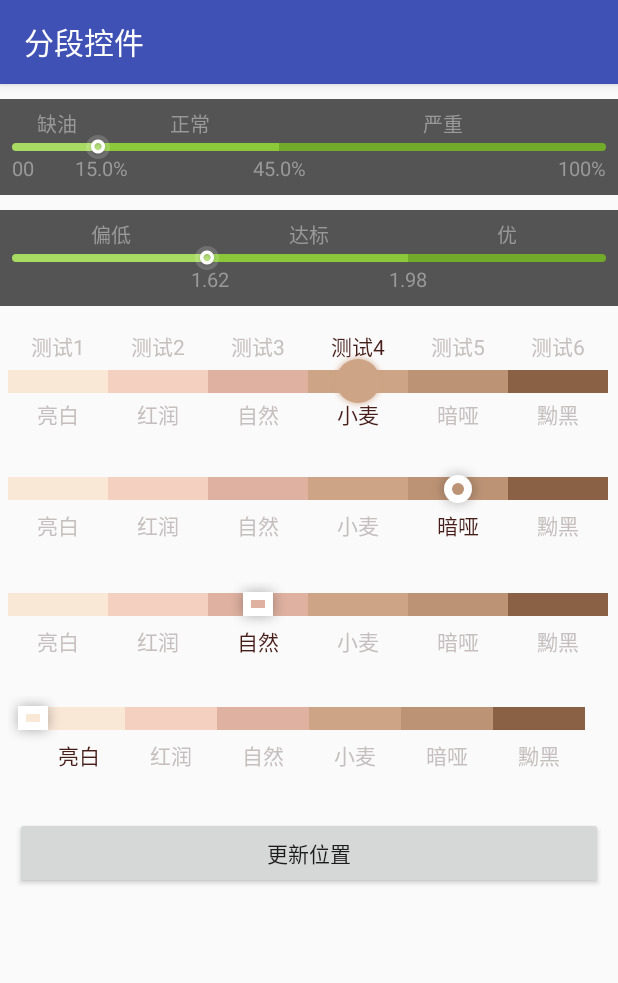
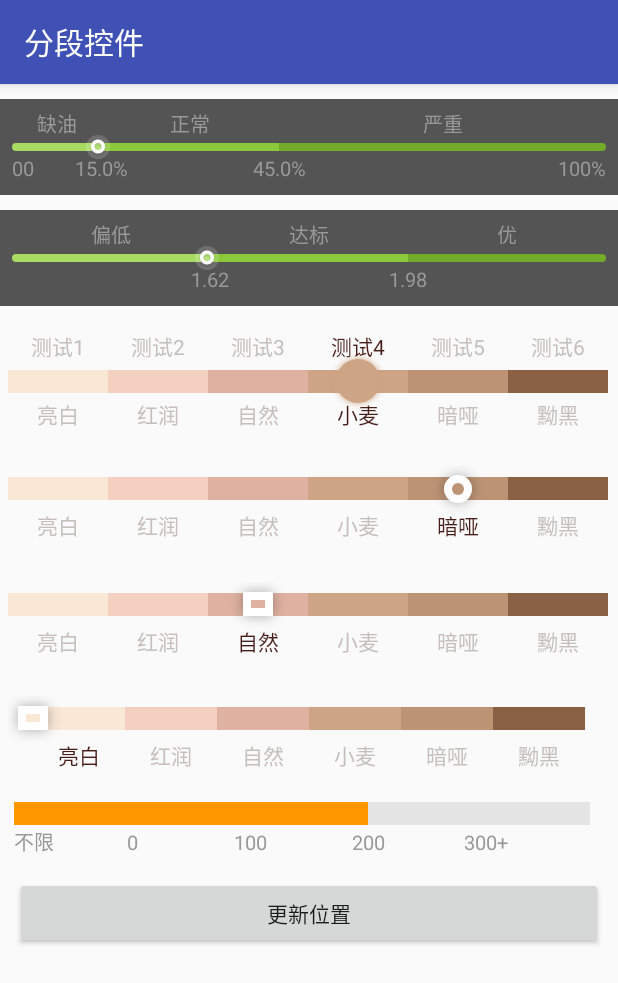
Before and after one commit to zhou-you/EasySegmentedBarView, an Android app: the TestActivity screen opened directly, with no data from a screen before it, on a phone screen of 412 x 824 dp. Shown: the top 983 px of the screen. Run offline under Robolectric (Android 15) with nearby library versions, the phone set to English and light mode, and no system bars.

Commit message:
增加样式

```diff
--- a/app/src/main/java/com/zhouyou/view/segmentedbar/demo/TestActivity.java
+++ b/app/src/main/java/com/zhouyou/view/segmentedbar/demo/TestActivity.java
@@ -28,7 +28,8 @@ import java.util.ArrayList;
 import java.util.Random;
 
 public class TestActivity extends AppCompatActivity {
-    private SegmentedBarView barView1,barView2,barView3,barView4,barView5,barView6;
+    private SegmentedBarView barView1, barView2, barView3, barView4, barView5, barView6;
+
     @Override
     protected void onCreate(Bundle savedInstanceState) {
         super.onCreate(savedInstanceState);
@@ -39,12 +40,13 @@ public class TestActivity extends AppCompatActivity {
         createBarViewTest4();
         createBarViewTest5();
         createBarViewTest6();
+        createBarViewTest7();
     }
 
     //设置滑块类型
     private void createBarViewTest() {
         barView1 = (SegmentedBarView) findViewById(R.id.slider_type_bar_view_thumb);
-        int colors[] = new int[]{Color.parseColor("#a8db62"), Color.parseColor("#8bc93a"),Color.parseColor("#72ab2a")};
+        int colors[] = new int[]{Color.parseColor("#a8db62"), Color.parseColor("#8bc93a"), Color.parseColor("#72ab2a")};
         ArrayList<Segment> segments = new ArrayList<>();
         Segment segment1 = new Segment(0.0f, 15.0f, "", colors[0]).setDescriptionText("00").setTopDescriptionText("缺油");
         segments.add(segment1);
@@ -61,7 +63,7 @@ public class TestActivity extends AppCompatActivity {
     //设置滑块类型
     private void createBarViewTest2() {
         barView2 = (SegmentedBarView) findViewById(R.id.slider_type_bar_view_thumb2);
-        int colors[] = new int[]{Color.parseColor("#a8db62"), Color.parseColor("#8bc93a"),Color.parseColor("#72ab2a")};
+        int colors[] = new int[]{Color.parseColor("#a8db62"), Color.parseColor("#8bc93a"), Color.parseColor("#72ab2a")};
         ArrayList<Segment> segments = new ArrayList<>();
         Segment segment1 = new Segment(0.0f, 1.62f, "", colors[0]).setDescriptionText("").setTopDescriptionText("偏低");
         segments.add(segment1);
@@ -78,8 +80,8 @@ public class TestActivity extends AppCompatActivity {
     //设置滑块类型 --非数字分段
     private void createBarViewTest3() {
         barView3 = (SegmentedBarView) findViewById(R.id.slider_type_bar_view_thumb3);
-        int colors[] = new int[]{Color.parseColor("#fae8d7"), Color.parseColor("#f3d0c0"),Color.parseColor("#deb1a0")
-                ,Color.parseColor("#cda485"),Color.parseColor("#bc9375"),Color.parseColor("#8a6145")};
+        int colors[] = new int[]{Color.parseColor("#fae8d7"), Color.parseColor("#f3d0c0"), Color.parseColor("#deb1a0")
+                , Color.parseColor("#cda485"), Color.parseColor("#bc9375"), Color.parseColor("#8a6145")};
         ArrayList<Segment> segments = new ArrayList<>();
         Segment segment1 = new Segment("", "亮白", colors[0]).setTopDescriptionText("测试1");
         segments.add(segment1);
@@ -102,8 +104,8 @@ public class TestActivity extends AppCompatActivity {
     //设置滑块类型 --非数字分段
     private void createBarViewTest4() {
         barView4 = (SegmentedBarView) findViewById(R.id.slider_type_bar_view_thumb4);
-        int colors[] = new int[]{Color.parseColor("#fae8d7"), Color.parseColor("#f3d0c0"),Color.parseColor("#deb1a0")
-                ,Color.parseColor("#cda485"),Color.parseColor("#bc9375"),Color.parseColor("#8a6145")};
+        int colors[] = new int[]{Color.parseColor("#fae8d7"), Color.parseColor("#f3d0c0"), Color.parseColor("#deb1a0")
+                , Color.parseColor("#cda485"), Color.parseColor("#bc9375"), Color.parseColor("#8a6145")};
         ArrayList<Segment> segments = new ArrayList<>();
         Segment segment1 = new Segment("", "亮白", colors[0]);
         segments.add(segment1);
@@ -125,8 +127,8 @@ public class TestActivity extends AppCompatActivity {
     //设置滑块类型 --非数字分段
     private void createBarViewTest5() {
         barView5 = (SegmentedBarView) findViewById(R.id.slider_type_bar_view_thumb5);
-        int colors[] = new int[]{Color.parseColor("#fae8d7"), Color.parseColor("#f3d0c0"),Color.parseColor("#deb1a0")
-                ,Color.parseColor("#cda485"),Color.parseColor("#bc9375"),Color.parseColor("#8a6145")};
+        int colors[] = new int[]{Color.parseColor("#fae8d7"), Color.parseColor("#f3d0c0"), Color.parseColor("#deb1a0")
+                , Color.parseColor("#cda485"), Color.parseColor("#bc9375"), Color.parseColor("#8a6145")};
         ArrayList<Segment> segments = new ArrayList<>();
         Segment segment1 = new Segment("", "亮白", colors[0]);
         segments.add(segment1);
@@ -144,30 +146,52 @@ public class TestActivity extends AppCompatActivity {
         barView5.setValueSegment(2);
         barView5.setSegments(segments);
     }
+
     //设置滑块类型 --数字分段
     private void createBarViewTest6() {
         barView6 = (SegmentedBarView) findViewById(R.id.slider_type_bar_view_thumb6);
-        int colors[] = new int[]{Color.parseColor("#fae8d7"), Color.parseColor("#f3d0c0"),Color.parseColor("#deb1a0")
-                ,Color.parseColor("#cda485"),Color.parseColor("#bc9375"),Color.parseColor("#8a6145")};
+        int colors[] = new int[]{Color.parseColor("#fae8d7"), Color.parseColor("#f3d0c0"), Color.parseColor("#deb1a0")
+                , Color.parseColor("#cda485"), Color.parseColor("#bc9375"), Color.parseColor("#8a6145")};
         ArrayList<Segment> segments = new ArrayList<>();
-        Segment segment1 = new Segment(0.0f,20.0f, "亮白", colors[0]);
+        Segment segment1 = new Segment(0.0f, 20.0f, "亮白", colors[0]);
         segments.add(segment1);
-        Segment segment2 = new Segment(20.0f,40.0f, "红润", colors[1]);
+        Segment segment2 = new Segment(20.0f, 40.0f, "红润", colors[1]);
         segments.add(segment2);
-        Segment segment3 = new Segment(40.0f,60.0f, "自然", colors[2]);
+        Segment segment3 = new Segment(40.0f, 60.0f, "自然", colors[2]);
         segments.add(segment3);
-        Segment segment4 = new Segment(60.0f,80.0f, "小麦", colors[3]);
+        Segment segment4 = new Segment(60.0f, 80.0f, "小麦", colors[3]);
         segments.add(segment4);
-        Segment segment5 = new Segment(80.0f,100.0f, "暗哑", colors[4]);
+        Segment segment5 = new Segment(80.0f, 100.0f, "暗哑", colors[4]);
         segments.add(segment5);
-        Segment segment6 = new Segment(100.0f,120.0f, "黝黑", colors[5]);
+        Segment segment6 = new Segment(100.0f, 120.0f, "黝黑", colors[5]);
         segments.add(segment6);
         barView6.setShowDescriptionText(true);
         barView6.setValue(0.0f);
         barView6.setSegments(segments);
     }
 
-    public void onProgress(View view){
+    //设置滑块类型 --数字分段
+    private void createBarViewTest7() {
+        final SegmentedBarView barView = (SegmentedBarView) findViewById(R.id.slider_type_bar_view_thumb7);
+        int colors[] = new int[]{Color.parseColor("#FF9800"), Color.TRANSPARENT};
+        ArrayList<Segment> segments = new ArrayList<>();
+        Segment segment1 = new Segment(0.0f, 20.0f, "", colors[0]).setDescriptionText("不限");
+        segments.add(segment1);
+        //中间显示用40%&60%  “&” 分割
+        Segment segment2 = new Segment(20.0f, 40.0f, "", colors[0]).setDescriptionText("0&100");
+        segments.add(segment2);
+        Segment segment3 = new Segment(40.0f, 60.0f, "", colors[0]).setDescriptionText("100&200");
+        segments.add(segment3);
+        Segment segment4 = new Segment(60.0f, 80.0f, "", colors[1]).setDescriptionText("&300+");
+        segments.add(segment4);
+        Segment segment5 = new Segment(80.0f, 100.0f, "", colors[1]).setDescriptionText("");
+        segments.add(segment5);
+        barView.setShowDescriptionText(true);
+        barView.setValue(60.0f);
+        barView.setSegments(segments);
+    }
+
+    public void onProgress(View view) {
         barView1.setValue(Float.valueOf(new Random().nextInt(90)));
         barView2.setValue(Float.valueOf(new Random().nextInt(9)));
         barView6.setValue(Float.valueOf(new Random().nextInt(120)));
@@ -176,11 +200,11 @@ public class TestActivity extends AppCompatActivity {
         progress(barView5);
     }
 
-    private void progress(SegmentedBarView barView){
+    private void progress(SegmentedBarView barView) {
         int value = barView.getValueSegment().intValue();
         value++;
-        if(value>=6){
-            value=0;
+        if (value >= 6) {
+            value = 0;
         }
         barView.setValueSegment(value);
     }
--- a/app/src/main/res/layout/activity_test.xml
+++ b/app/src/main/res/layout/activity_test.xml
@@ -138,6 +138,27 @@
         app:sbv_thumb_h="30dp"
         app:sbv_thumb_w="34dp"
         />
+    <com.zhouyou.view.segmentedbar.SegmentedBarView
+        android:id="@+id/slider_type_bar_view_thumb7"
+        android:layout_width="match_parent"
+        android:layout_height="wrap_content"
+        app:sbv_bar_height="15dp"
+        app:sbv_descriptionAlign="Both"
+        app:sbv_descriptionTopAlign="Center"
+        app:sbv_description_text_color="@color/textcolor_99"
+        app:sbv_description_text_size="13sp"
+        app:sbv_segment_bg="true"
+        app:sbv_segment_gap_width="0dp"
+        app:sbv_show_description_text="true"
+        app:sbv_show_description_top_text="false"
+        app:sbv_show_segment_text="false"
+        app:sbv_side_style="normal"
+        app:sbv_side_text_style="oneSided"
+        app:sbv_sliderImg="@mipmap/slider2"
+        app:sbv_sliderType="Slider"
+        app:sbv_segment_endcolor="#e5e5e5"
+        app:sbv_segment_startcolor="#e5e5e5"
+        />
 
     <Button
         android:layout_width="match_parent"
```
Also changed, not shown: 1 other file.
